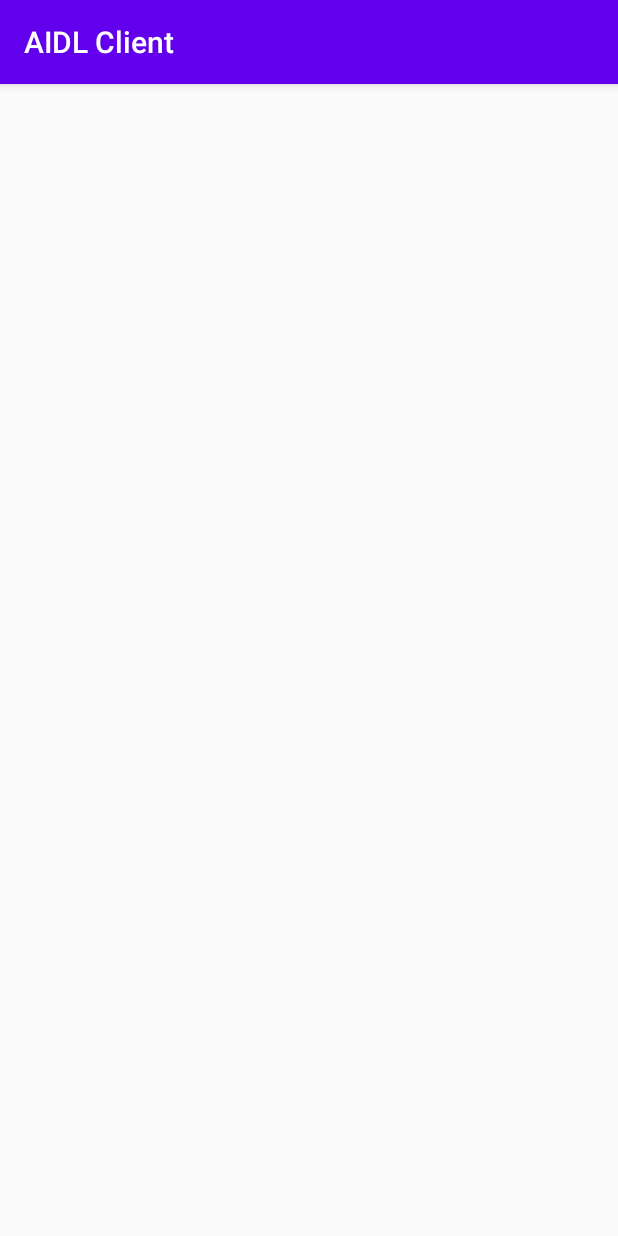
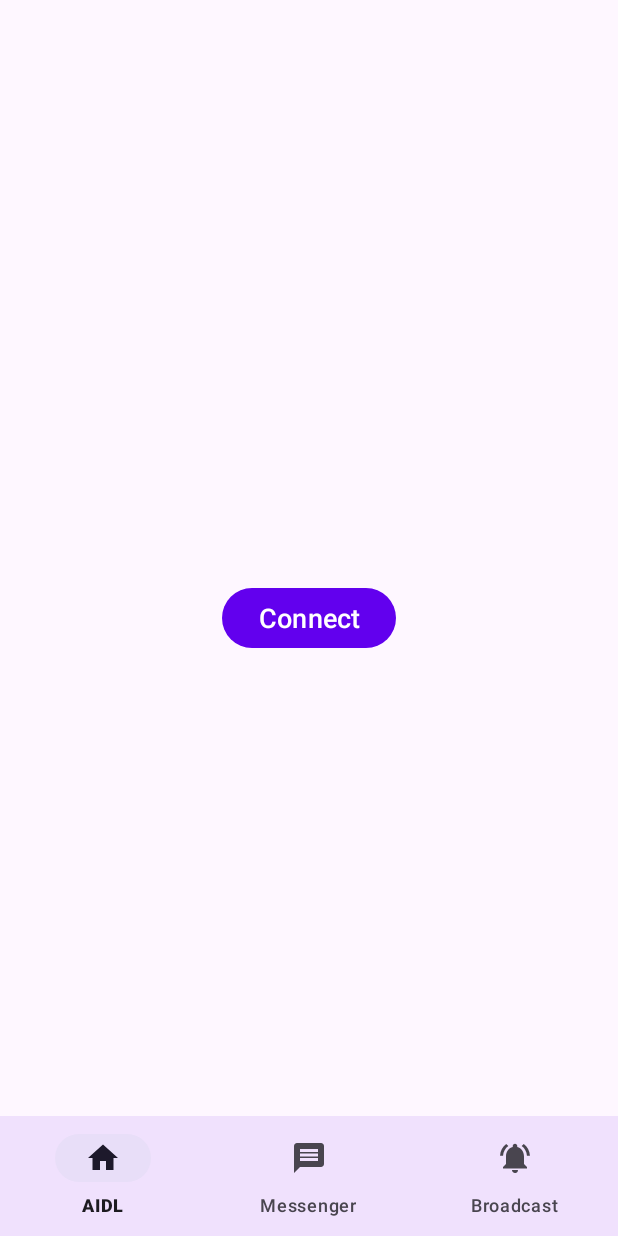
Before and after one commit to ashtanko/android-lab, an Android app: the screen it shows after launch (MainActivity), on a phone screen of 412 x 824 dp. Run offline under Robolectric (Android 15) with nearby library versions, the phone set to English and light mode, and no system bars; our stand-ins replace navigation-ui.

Commit message:
Add ui + small refactor

```diff
--- a/ipc/ipc-client/build.gradle.kts
+++ b/ipc/ipc-client/build.gradle.kts
@@ -45,6 +45,10 @@ dependencies {
     implementation(libs.androidx.appcompat)
     implementation(libs.androidx.constraint.layout)
     implementation(libs.androidx.core.ktx)
+    implementation(libs.androidx.navigation.ui)
+    implementation(libs.androidx.navigation.fragment)
+
+    implementation("com.google.android.material:material:1.6.1")
 
     testImplementation(libs.junit)
 
--- a/ipc/ipc-client/src/main/AndroidManifest.xml
+++ b/ipc/ipc-client/src/main/AndroidManifest.xml
@@ -1,7 +1,7 @@
 <?xml version="1.0" encoding="utf-8"?>
 <manifest xmlns:android="http://schemas.android.com/apk/res/android"
     xmlns:tools="http://schemas.android.com/tools"
-    package="dev.shtanko.icp.client">
+    package="dev.shtanko.ipc.client">
 
     <application
         android:allowBackup="true"
--- /dev/null
+++ b/ipc/ipc-client/src/main/java/dev/shtanko/ipc/client/AidlFragment.kt
@@ -0,0 +1,62 @@
+/*
+ * Copyright 2022 Oleksii Shtanko
+ *
+ * Licensed under the Apache License, Version 2.0 (the "License");
+ * you may not use this file except in compliance with the License.
+ * You may obtain a copy of the License at
+ *
+ *     http://www.apache.org/licenses/LICENSE-2.0
+ *
+ * Unless required by applicable law or agreed to in writing, software
+ * distributed under the License is distributed on an "AS IS" BASIS,
+ * WITHOUT WARRANTIES OR CONDITIONS OF ANY KIND, either express or implied.
+ * See the License for the specific language governing permissions and
+ * limitations under the License.
+ */
+
+package dev.shtanko.ipc.client
+
+import android.content.ComponentName
+import android.content.ServiceConnection
+import android.os.Bundle
+import android.os.IBinder
+import android.os.Process
+import android.view.LayoutInflater
+import android.view.View
+import android.view.ViewGroup
+import androidx.fragment.app.Fragment
+import dev.shtanko.ipc.client.databinding.FragmentAidlBinding
+
+class AidlFragment : Fragment(), ServiceConnection {
+
+    private lateinit var binding: FragmentAidlBinding
+    private var iRemoteService: IMyAidlInterface? = null
+    private var connected = false
+
+    override fun onCreateView(
+        inflater: LayoutInflater,
+        container: ViewGroup?,
+        savedInstanceState: Bundle?
+    ): View {
+        binding = FragmentAidlBinding.inflate(inflater, container, false)
+        return binding.root
+    }
+
+    override fun onServiceConnected(name: ComponentName?, service: IBinder?) {
+        iRemoteService = IMyAidlInterface.Stub.asInterface(service)
+        iRemoteService?.pid.toString()
+        iRemoteService?.connectionCount.toString()
+        iRemoteService?.setDisplayedValue(
+            context?.packageName,
+            Process.myPid(),
+            ""
+        )
+        connected = true
+
+    }
+
+    override fun onServiceDisconnected(name: ComponentName?) {
+        iRemoteService = null
+        connected = false
+    }
+}
--- a/ipc/ipc-client/src/main/java/dev/shtanko/ipc/client/MainActivity.kt
+++ b/ipc/ipc-client/src/main/java/dev/shtanko/ipc/client/MainActivity.kt
@@ -18,14 +18,22 @@ package dev.shtanko.ipc.client
 
 import android.os.Bundle
 import androidx.appcompat.app.AppCompatActivity
-import dev.shtanko.icp.client.databinding.ActivityMainBinding
+import androidx.navigation.NavController
+import androidx.navigation.fragment.NavHostFragment
+import androidx.navigation.ui.setupWithNavController
+import dev.shtanko.ipc.client.databinding.ActivityMainBinding
 
 class MainActivity : AppCompatActivity() {
-    private lateinit var binding: ActivityMainBinding
+    private lateinit var navController: NavController
 
     override fun onCreate(savedInstanceState: Bundle?) {
         super.onCreate(savedInstanceState)
-        binding = ActivityMainBinding.inflate(layoutInflater)
-        setContentView(binding.root)
+        ActivityMainBinding.inflate(layoutInflater).apply {
+            setContentView(root)
+            navController = (supportFragmentManager
+                .findFragmentById(R.id.nav_host_fragment) as NavHostFragment)
+                .navController
+            navView.setupWithNavController(navController)
+        }
     }
 }
--- /dev/null
+++ b/ipc/ipc-client/src/main/res/drawable/ic_home_dark.xml
@@ -0,0 +1,5 @@
+<vector android:height="24dp" android:tint="#000000"
+    android:viewportHeight="24" android:viewportWidth="24"
+    android:width="24dp" xmlns:android="http://schemas.android.com/apk/res/android">
+    <path android:fillColor="@android:color/white" android:pathData="M10,20v-6h4v6h5v-8h3L12,3 2,12h3v8z"/>
+</vector>
--- /dev/null
+++ b/ipc/ipc-client/src/main/res/drawable/ic_message_dark.xml
@@ -0,0 +1,5 @@
+<vector android:height="24dp" android:tint="#000000"
+    android:viewportHeight="24" android:viewportWidth="24"
+    android:width="24dp" xmlns:android="http://schemas.android.com/apk/res/android">
+    <path android:fillColor="@android:color/white" android:pathData="M20,2L4,2c-1.1,0 -1.99,0.9 -1.99,2L2,22l4,-4h14c1.1,0 2,-0.9 2,-2L22,4c0,-1.1 -0.9,-2 -2,-2zM18,14L6,14v-2h12v2zM18,11L6,11L6,9h12v2zM18,8L6,8L6,6h12v2z"/>
+</vector>
--- /dev/null
+++ b/ipc/ipc-client/src/main/res/drawable/ic_notifications_active_dark.xml
@@ -0,0 +1,5 @@
+<vector android:height="24dp" android:tint="#000000"
+    android:viewportHeight="24" android:viewportWidth="24"
+    android:width="24dp" xmlns:android="http://schemas.android.com/apk/res/android">
+    <path android:fillColor="@android:color/white" android:pathData="M7.58,4.08L6.15,2.65C3.75,4.48 2.17,7.3 2.03,10.5h2c0.15,-2.65 1.51,-4.97 3.55,-6.42zM19.97,10.5h2c-0.15,-3.2 -1.73,-6.02 -4.12,-7.85l-1.42,1.43c2.02,1.45 3.39,3.77 3.54,6.42zM18,11c0,-3.07 -1.64,-5.64 -4.5,-6.32L13.5,4c0,-0.83 -0.67,-1.5 -1.5,-1.5s-1.5,0.67 -1.5,1.5v0.68C7.63,5.36 6,7.92 6,11v5l-2,2v1h16v-1l-2,-2v-5zM12,22c0.14,0 0.27,-0.01 0.4,-0.04 0.65,-0.14 1.18,-0.58 1.44,-1.18 0.1,-0.24 0.15,-0.5 0.15,-0.78h-4c0.01,1.1 0.9,2 2.01,2z"/>
+</vector>
--- a/ipc/ipc-client/src/main/res/layout/activity_main.xml
+++ b/ipc/ipc-client/src/main/res/layout/activity_main.xml
@@ -1,9 +1,34 @@
 <?xml version="1.0" encoding="utf-8"?>
 <androidx.constraintlayout.widget.ConstraintLayout xmlns:android="http://schemas.android.com/apk/res/android"
+    xmlns:app="http://schemas.android.com/apk/res-auto"
     xmlns:tools="http://schemas.android.com/tools"
     android:layout_width="match_parent"
     android:layout_height="match_parent"
     android:animateLayoutChanges="true"
     tools:context="dev.shtanko.ipc.client.MainActivity">
 
+    <com.google.android.material.bottomnavigation.BottomNavigationView
+        android:id="@+id/nav_view"
+        android:layout_width="0dp"
+        android:layout_height="wrap_content"
+        android:layout_marginStart="0dp"
+        android:layout_marginEnd="0dp"
+        android:background="?android:attr/windowBackground"
+        app:layout_constraintBottom_toBottomOf="parent"
+        app:layout_constraintLeft_toLeftOf="parent"
+        app:layout_constraintRight_toRightOf="parent"
+        app:menu="@menu/bottom_nav_menu" />
+
+    <androidx.fragment.app.FragmentContainerView
+        android:id="@+id/nav_host_fragment"
+        android:name="androidx.navigation.fragment.NavHostFragment"
+        android:layout_width="match_parent"
+        android:layout_height="match_parent"
+        app:defaultNavHost="true"
+        app:layout_constraintBottom_toTopOf="@id/nav_view"
+        app:layout_constraintLeft_toLeftOf="parent"
+        app:layout_constraintRight_toRightOf="parent"
+        app:layout_constraintTop_toTopOf="parent"
+        app:navGraph="@navigation/mobile_navigation" />
+
 </androidx.constraintlayout.widget.ConstraintLayout>
--- /dev/null
+++ b/ipc/ipc-client/src/main/res/layout/fragment_aidl.xml
@@ -0,0 +1,18 @@
+<?xml version="1.0" encoding="utf-8"?>
+<androidx.constraintlayout.widget.ConstraintLayout xmlns:android="http://schemas.android.com/apk/res/android"
+    xmlns:app="http://schemas.android.com/apk/res-auto"
+    android:layout_width="match_parent"
+    android:layout_height="match_parent">
+
+    <Button
+        android:id="@+id/btn_connect"
+        android:layout_width="wrap_content"
+        android:layout_height="wrap_content"
+        android:text="@string/connect"
+        android:textSize="18sp"
+        app:layout_constraintBottom_toBottomOf="parent"
+        app:layout_constraintEnd_toEndOf="parent"
+        app:layout_constraintStart_toStartOf="parent"
+        app:layout_constraintTop_toTopOf="parent" />
+
+</androidx.constraintlayout.widget.ConstraintLayout>
--- /dev/null
+++ b/ipc/ipc-client/src/main/res/layout/fragment_broadcast.xml
@@ -0,0 +1,6 @@
+<?xml version="1.0" encoding="utf-8"?>
+<androidx.constraintlayout.widget.ConstraintLayout xmlns:android="http://schemas.android.com/apk/res/android"
+    android:layout_width="match_parent"
+    android:layout_height="match_parent">
+
+</androidx.constraintlayout.widget.ConstraintLayout>
--- /dev/null
+++ b/ipc/ipc-client/src/main/res/layout/fragment_messenger.xml
@@ -0,0 +1,6 @@
+<?xml version="1.0" encoding="utf-8"?>
+<androidx.constraintlayout.widget.ConstraintLayout xmlns:android="http://schemas.android.com/apk/res/android"
+    android:layout_width="match_parent"
+    android:layout_height="match_parent">
+
+</androidx.constraintlayout.widget.ConstraintLayout>
--- /dev/null
+++ b/ipc/ipc-client/src/main/res/menu/bottom_nav_menu.xml
@@ -0,0 +1,19 @@
+<?xml version="1.0" encoding="utf-8"?>
+<menu xmlns:android="http://schemas.android.com/apk/res/android">
+
+    <item
+        android:id="@+id/navigation_aidl"
+        android:icon="@drawable/ic_home_dark"
+        android:title="@string/title_aidl" />
+
+    <item
+        android:id="@+id/navigation_messenger"
+        android:icon="@drawable/ic_message_dark"
+        android:title="@string/title_messenger" />
+
+    <item
+        android:id="@+id/navigation_broadcast"
+        android:icon="@drawable/ic_notifications_active_dark"
+        android:title="@string/title_broadcast" />
+
+</menu>
--- /dev/null
+++ b/ipc/ipc-client/src/main/res/navigation/mobile_navigation.xml
@@ -0,0 +1,25 @@
+<?xml version="1.0" encoding="utf-8"?>
+<navigation xmlns:android="http://schemas.android.com/apk/res/android"
+    xmlns:app="http://schemas.android.com/apk/res-auto"
+    xmlns:tools="http://schemas.android.com/tools"
+    android:id="@+id/mobile_navigation"
+    app:startDestination="@+id/navigation_aidl">
+
+    <fragment
+        android:id="@+id/navigation_aidl"
+        android:name="dev.shtanko.ipc.client.AidlFragment"
+        android:label="@string/title_aidl"
+        tools:layout="@layout/fragment_aidl" />
+
+    <fragment
+        android:id="@+id/navigation_messenger"
+        android:name="dev.shtanko.ipc.client.MessengerFragment"
+        android:label="@string/title_messenger"
+        tools:layout="@layout/fragment_messenger" />
+
+    <fragment
+        android:id="@+id/navigation_broadcast"
+        android:name="dev.shtanko.ipc.client.BroadcastFragment"
+        android:label="@string/title_broadcast"
+        tools:layout="@layout/fragment_broadcast" />
+</navigation>
--- a/ipc/ipc-client/src/main/res/values/strings.xml
+++ b/ipc/ipc-client/src/main/res/values/strings.xml
@@ -1,3 +1,8 @@
 <resources>
     <string name="app_name">AIDL Client</string>
+
+    <string name="title_aidl">AIDL</string>
+    <string name="title_messenger">Messenger</string>
+    <string name="title_broadcast">Broadcast</string>
+    <string name="connect">Connect</string>
 </resources>
--- a/ipc/ipc-client/src/main/res/values/styles.xml
+++ b/ipc/ipc-client/src/main/res/values/styles.xml
@@ -1,7 +1,7 @@
 <resources>
 
     <!-- Base application theme. -->
-    <style name="AppTheme" parent="Theme.AppCompat.Light.DarkActionBar">
+    <style name="AppTheme" parent="Theme.Material3.DayNight.NoActionBar">
         <!-- Customize your theme here. -->
         <item name="colorPrimary">@color/colorPrimary</item>
         <item name="colorPrimaryDark">@color/colorPrimaryDark</item>
--- a/ipc/ipc-server/src/main/AndroidManifest.xml
+++ b/ipc/ipc-server/src/main/AndroidManifest.xml
@@ -1,7 +1,7 @@
 <?xml version="1.0" encoding="utf-8"?>
 <manifest xmlns:android="http://schemas.android.com/apk/res/android"
     xmlns:tools="http://schemas.android.com/tools"
-    package="dev.shtanko.icp.server">
+    package="dev.shtanko.ipc.server">
 
     <application
         android:allowBackup="true"
```
Also changed, not shown: ipc/ipc-client/src/main/java/dev/shtanko/ipc/client/BroadcastFragment.kt (renamed from ipc/ipc-server/src/main/java/dev/shtanko/ipc/server/MainActivity.kt, +15 -9 lines), ipc/ipc-client/src/main/java/dev/shtanko/ipc/client/MessengerFragment.kt (added, +37 -0 lines), ipc/ipc-client/src/main/aidl/dev/shtanko/ipc/client/IMyAidlInterface.aidl, ipc/ipc-client/src/main/aidl/dev/shtanko/ipc/client/IProcessObserver.aidl.
